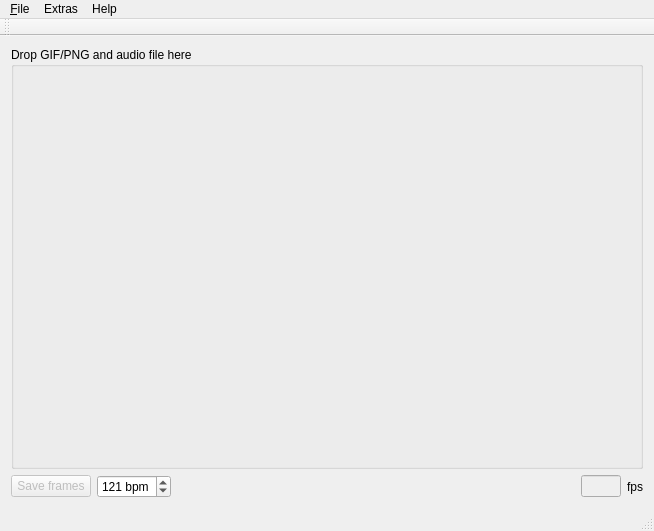
The window that mainwindow.ui (607011/lolQt) describes before a commit, drawn with Qt 5.
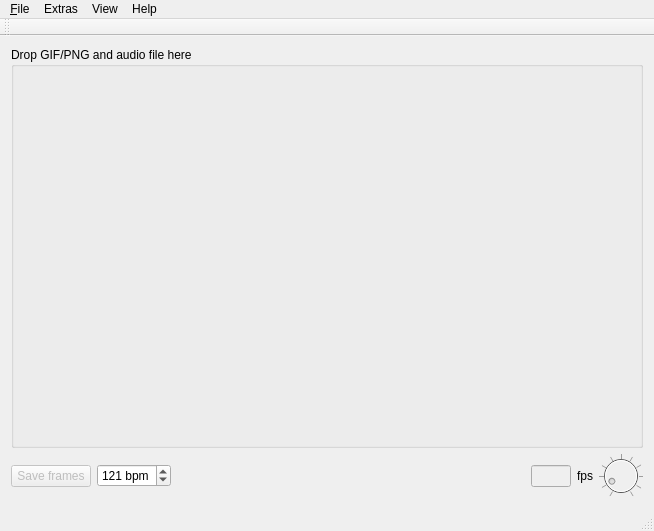
The same window after the commit.

The edit to the form file:
```diff
--- a/mainwindow.ui
+++ b/mainwindow.ui
@@ -104,6 +104,49 @@
         </property>
        </widget>
       </item>
+      <item>
+       <widget class="QDial" name="volumeDial">
+        <property name="enabled">
+         <bool>false</bool>
+        </property>
+        <property name="sizePolicy">
+         <sizepolicy hsizetype="Fixed" vsizetype="Fixed">
+          <horstretch>0</horstretch>
+          <verstretch>0</verstretch>
+         </sizepolicy>
+        </property>
+        <property name="minimumSize">
+         <size>
+          <width>44</width>
+          <height>44</height>
+         </size>
+        </property>
+        <property name="maximumSize">
+         <size>
+          <width>44</width>
+          <height>44</height>
+         </size>
+        </property>
+        <property name="toolTip">
+         <string>Volume</string>
+        </property>
+        <property name="maximum">
+         <number>100</number>
+        </property>
+        <property name="value">
+         <number>10</number>
+        </property>
+        <property name="wrapping">
+         <bool>false</bool>
+        </property>
+        <property name="notchTarget">
+         <double>10.000000000000000</double>
+        </property>
+        <property name="notchesVisible">
+         <bool>true</bool>
+        </property>
+       </widget>
+      </item>
      </layout>
     </item>
    </layout>
@@ -147,8 +190,15 @@
     <addaction name="actionAbout"/>
     <addaction name="actionAboutQt"/>
    </widget>
+   <widget class="QMenu" name="menuView">
+    <property name="title">
+     <string>View</string>
+    </property>
+    <addaction name="actionViewConsole"/>
+   </widget>
    <addaction name="menu_File"/>
    <addaction name="menuExtras"/>
+   <addaction name="menuView"/>
    <addaction name="menuHelp"/>
   </widget>
   <widget class="QToolBar" name="mainToolBar">
```
Left out of the diff: 19 changed lines with no effect on the pictures.
